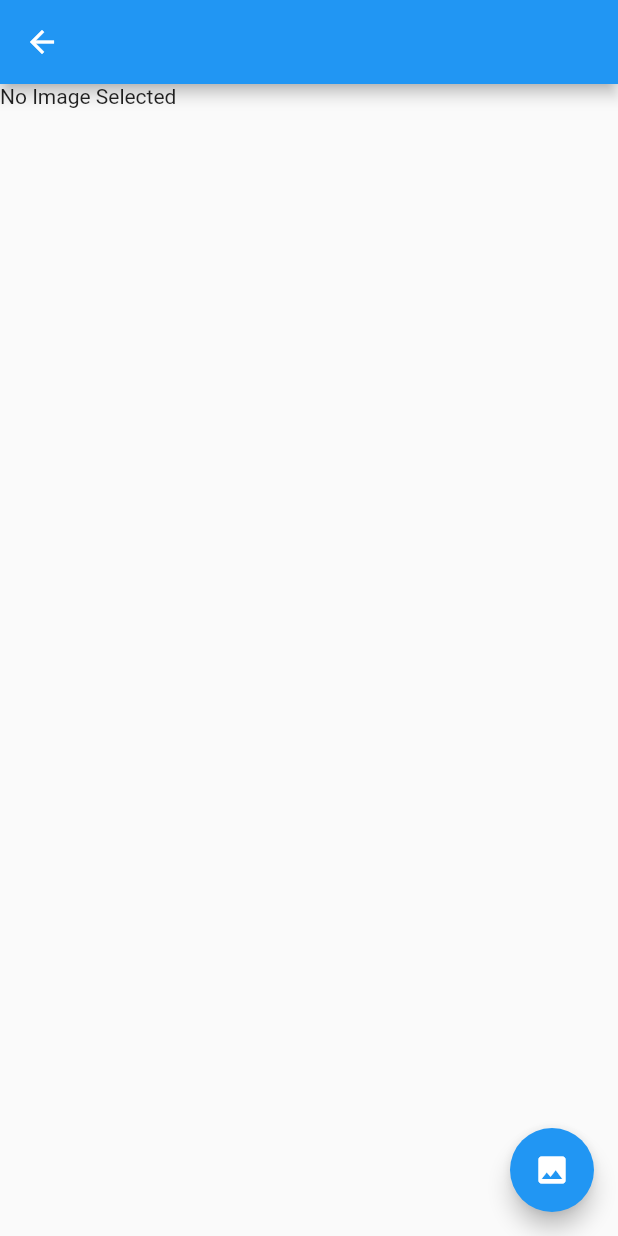
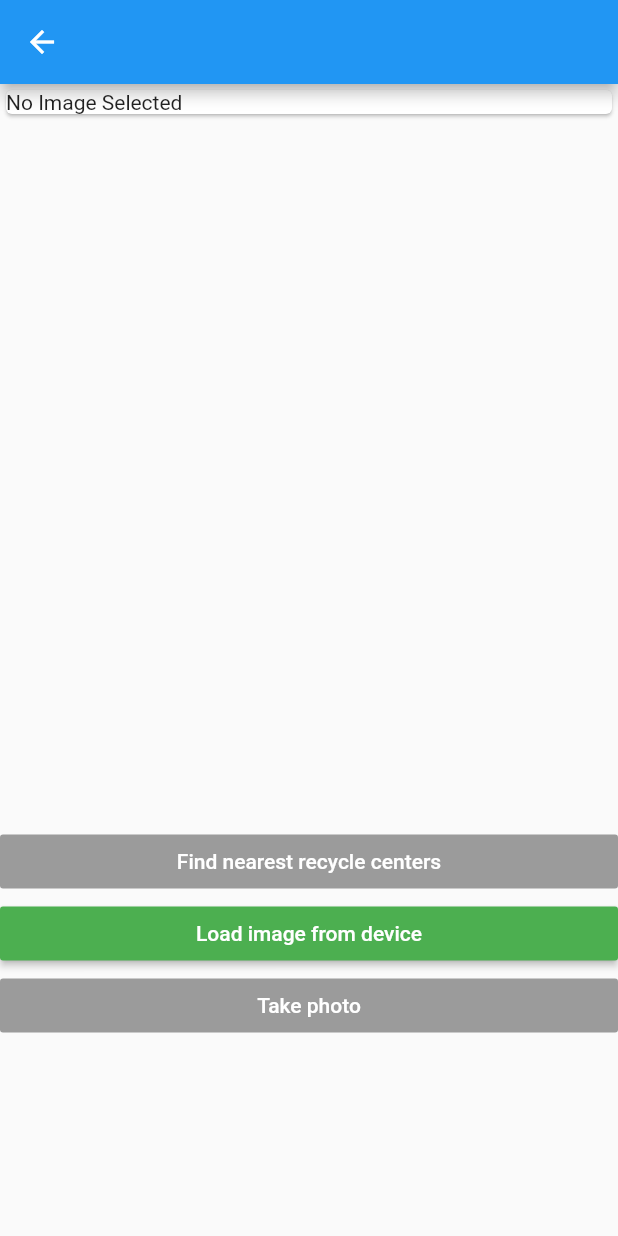
Before and after one commit to pulsar-projects/rcs_mobile, a Flutter app: the NewRecycleScreen screen opened by its route, on a phone screen of 412 x 824 dp. Run offline on Flutter 3.47's test engine with Material 2 defaults, Android fonts, the phone set to English and light mode, and no system bars; our stand-ins replace firebase_auth, google_sign_in, image_picker; missing offline and left inert: tflite; accounts and stored records are empty.

Commit message:
gh-18: added navigation to recycle centers map

```diff
--- a/lib/screens/new_recycle.dart
+++ b/lib/screens/new_recycle.dart
@@ -1,6 +1,7 @@
 import 'dart:io';
 
 import 'package:flutter/material.dart';
+import 'package:rcs_mobile/screens/recycle_centers.dart';
 import 'package:rcs_mobile/widgets/index.dart';
 import 'package:flutter/services.dart';
 import 'package:tflite/tflite.dart';
@@ -28,7 +29,7 @@ class _NewRecycleScreenState extends State<NewRecycleScreen> {
   double _imageHeight;
   bool _busy = false;
 
-  List _recognitions;
+  List _recognitions = [];
 
   @override
   void initState() {
@@ -112,7 +113,7 @@ class _NewRecycleScreenState extends State<NewRecycleScreen> {
 
   ssdMobileNet(File image) async {
     var recognitions = await Tflite.detectObjectOnImage(
-        path: image.path, numResultsPerClass: 1);
+        path: image.path, numResultsPerClass: 5);
 
     setState(() {
       _recognitions = recognitions;
@@ -120,7 +121,6 @@ class _NewRecycleScreenState extends State<NewRecycleScreen> {
   }
 
   List<Widget> renderBoxes(Size screen) {
-    if (_recognitions == null) return [];
     if (_imageWidth == null || _imageHeight == null) return [];
 
     double factorX = screen.width;
@@ -164,8 +164,9 @@ class _NewRecycleScreenState extends State<NewRecycleScreen> {
       top: 0.0,
       left: 0.0,
       width: size.width,
-      child: _image == null ? Text("No Image Selected") : Image.file(_image),
-    ));
+      child: _image == null ? Card(child: Text("No Image Selected")) : Image.file(_image),
+    )
+    );
 
     stackChildren.addAll(renderBoxes(size));
 
@@ -177,13 +178,43 @@ class _NewRecycleScreenState extends State<NewRecycleScreen> {
 
     return Scaffold(
       appBar: AppBar(),
-      floatingActionButton: FloatingActionButton(
-        child: Icon(Icons.image),
-        tooltip: "Pick Image from gallery",
-        onPressed: selectFromImagePicker,
-      ),
-      body: Stack(
-        children: stackChildren,
+      body: ListView(
+        children: <Widget>[
+          SizedBox(
+            height: MediaQuery.of(context).size.height*0.6,
+            child: Stack(
+            children: stackChildren,
+        ),
+          ),
+          RaisedButton
+            (
+            child: Text('Find nearest recycle centers'),
+            textColor: Colors.white,
+            onPressed: (_recognitions.length == 0) ? null : () {
+              Navigator.push(
+                context,
+                MaterialPageRoute(
+                  builder: (context) =>
+                      RecycleCentersMap(recognitions: _recognitions),
+                ),
+              );
+            },
+            color: Colors.green,
+          ),
+          RaisedButton
+            (
+            child: Text('Load image from device'),
+            onPressed: selectFromImagePicker,
+            textColor: Colors.white,
+            color: Colors.green,
+          ),
+          RaisedButton
+            (
+            child: Text('Take photo'),
+            onPressed: null,
+            textColor: Colors.white,
+            color: Colors.green,
+          )],
       ),
     );
   }
```
Also changed, not shown: lib/screens/recycle_centers.dart (added, +20 -0 lines).
